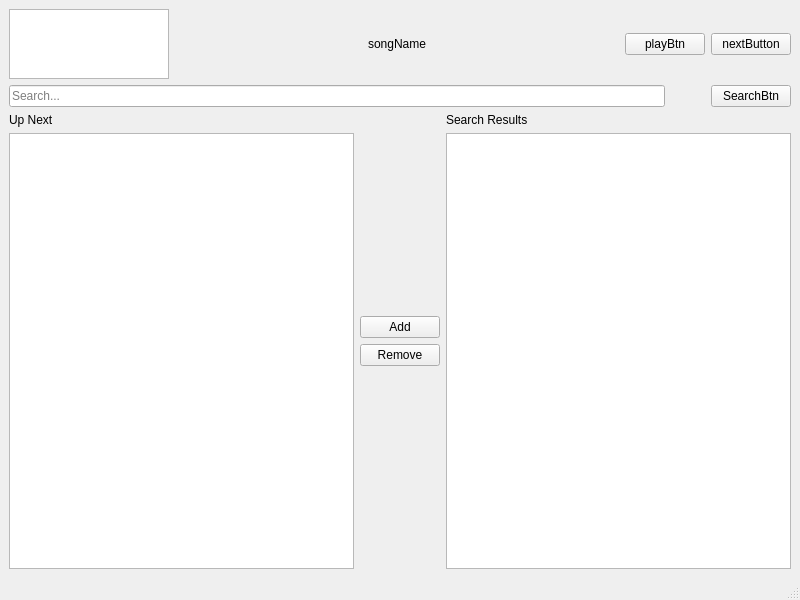
Before: the Qt Designer form ui_files/interface.ui in ohaiibuzzle/YetAnotherInefficientMusicPlayer, drawn with Qt 5.
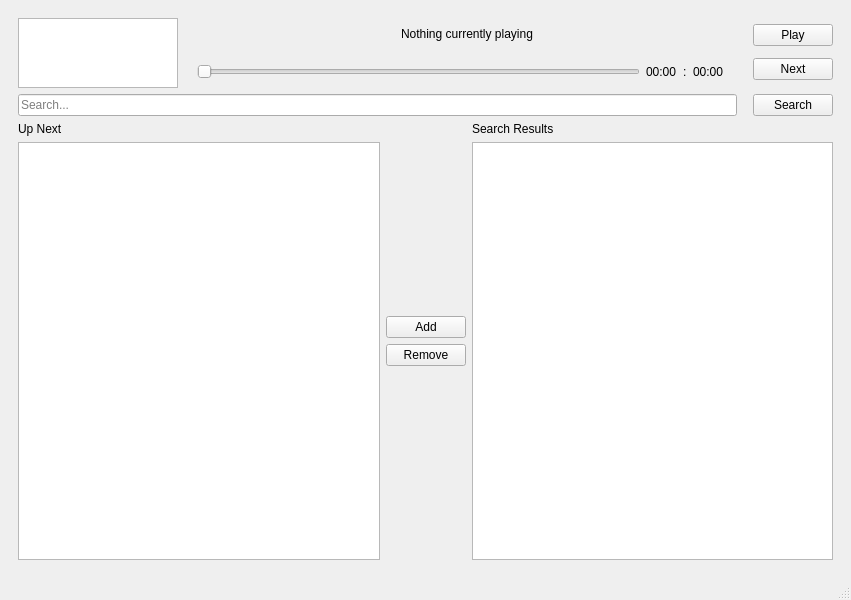
After: the same form once the commit is applied.

Commit message: fix: make all buttons usable

What changed in the file:
```diff
--- a/ui_files/interface.ui
+++ b/ui_files/interface.ui
@@ -6,7 +6,7 @@
    <rect>
     <x>0</x>
     <y>0</y>
-    <width>800</width>
+    <width>851</width>
     <height>600</height>
    </rect>
   </property>
@@ -16,6 +16,7 @@
   <widget class="QWidget" name="centralwidget">
    <layout class="QVBoxLayout" name="verticalLayout_2">
     <item>
+     <widget class="QWidget" name="widget" native="true">
      <layout class="QVBoxLayout" name="verticalLayout">
       <item>
        <layout class="QHBoxLayout" name="playbackControl">
@@ -46,6 +47,29 @@
           <property name="orientation">
            <enum>Qt::Horizontal</enum>
           </property>
+           <property name="sizeType">
+            <enum>QSizePolicy::Fixed</enum>
+           </property>
+           <property name="sizeHint" stdset="0">
+            <size>
+             <width>13</width>
+             <height>20</height>
+            </size>
+           </property>
+          </spacer>
+         </item>
+         <item>
+          <layout class="QVBoxLayout" name="playbackDetails">
+           <item>
+            <layout class="QHBoxLayout" name="horizontalLayout">
+             <item>
+              <spacer name="horizontalSpacer_2">
+               <property name="orientation">
+                <enum>Qt::Horizontal</enum>
+               </property>
+               <property name="sizeType">
+                <enum>QSizePolicy::MinimumExpanding</enum>
+               </property>
           <property name="sizeHint" stdset="0">
            <size>
             <width>40</width>
@@ -57,36 +81,102 @@
         <item>
          <widget class="QLabel" name="songName">
           <property name="text">
-           <string>songName</string>
-          </property>
-         </widget>
+                <string>Nothing currently playing</string>
+               </property>
+              </widget>
+             </item>
+             <item>
+              <spacer name="horizontalSpacer_3">
+               <property name="orientation">
+                <enum>Qt::Horizontal</enum>
+               </property>
+               <property name="sizeType">
+                <enum>QSizePolicy::MinimumExpanding</enum>
+               </property>
+               <property name="sizeHint" stdset="0">
+                <size>
+                 <width>40</width>
+                 <height>20</height>
+                </size>
+               </property>
+              </spacer>
+             </item>
+            </layout>
+           </item>
+           <item>
+            <layout class="QHBoxLayout" name="horizontalLayout_2">
+             <item>
+              <widget class="QSlider" name="songProgress">
+               <property name="orientation">
+                <enum>Qt::Horizontal</enum>
+               </property>
+              </widget>
+             </item>
+             <item>
+              <widget class="QLabel" name="timeCurrentLabel">
+               <property name="text">
+                <string>00:00</string>
+               </property>
+              </widget>
+             </item>
+             <item>
+              <widget class="QLabel" name="label_4">
+               <property name="text">
+                <string>:</string>
+               </property>
+              </widget>
+             </item>
+             <item>
+              <widget class="QLabel" name="timeTotalLabel">
+               <property name="text">
+                <string>00:00</string>
+               </property>
+              </widget>
+             </item>
+             <item>
+              <widget class="QLabel" name="label">
+               <property name="text">
+                <string/>
+               </property>
+              </widget>
+             </item>
+            </layout>
+           </item>
+          </layout>
         </item>
         <item>
          <spacer name="horizontalSpacer_5">
           <property name="orientation">
            <enum>Qt::Horizontal</enum>
           </property>
+           <property name="sizeType">
+            <enum>QSizePolicy::Fixed</enum>
+           </property>
           <property name="sizeHint" stdset="0">
            <size>
-            <width>40</width>
+             <width>10</width>
             <height>20</height>
            </size>
           </property>
          </spacer>
         </item>
+         <item>
+          <layout class="QVBoxLayout" name="verticalLayout_4">
         <item>
          <widget class="QPushButton" name="playButton">
           <property name="text">
-           <string>playBtn</string>
+              <string>Play</string>
           </property>
          </widget>
         </item>
         <item>
          <widget class="QPushButton" name="nextButton">
           <property name="text">
-           <string>nextButton</string>
-          </property>
-         </widget>
+              <string>Next</string>
+             </property>
+            </widget>
+           </item>
+          </layout>
         </item>
        </layout>
       </item>
@@ -112,7 +202,7 @@
           </property>
           <property name="sizeHint" stdset="0">
            <size>
-            <width>40</width>
+             <width>10</width>
             <height>20</height>
            </size>
           </property>
@@ -121,7 +211,7 @@
         <item>
          <widget class="QPushButton" name="searchBtn">
           <property name="text">
-           <string>SearchBtn</string>
+            <string>Search</string>
           </property>
          </widget>
         </item>
@@ -210,6 +300,7 @@
        </layout>
       </item>
      </layout>
+     </widget>
     </item>
    </layout>
   </widget>
```
Left out of the diff: 6 changed lines with no effect on the pictures. Lines whose indentation alone changed are shown as unchanged. The commit also changes 11 other files.
